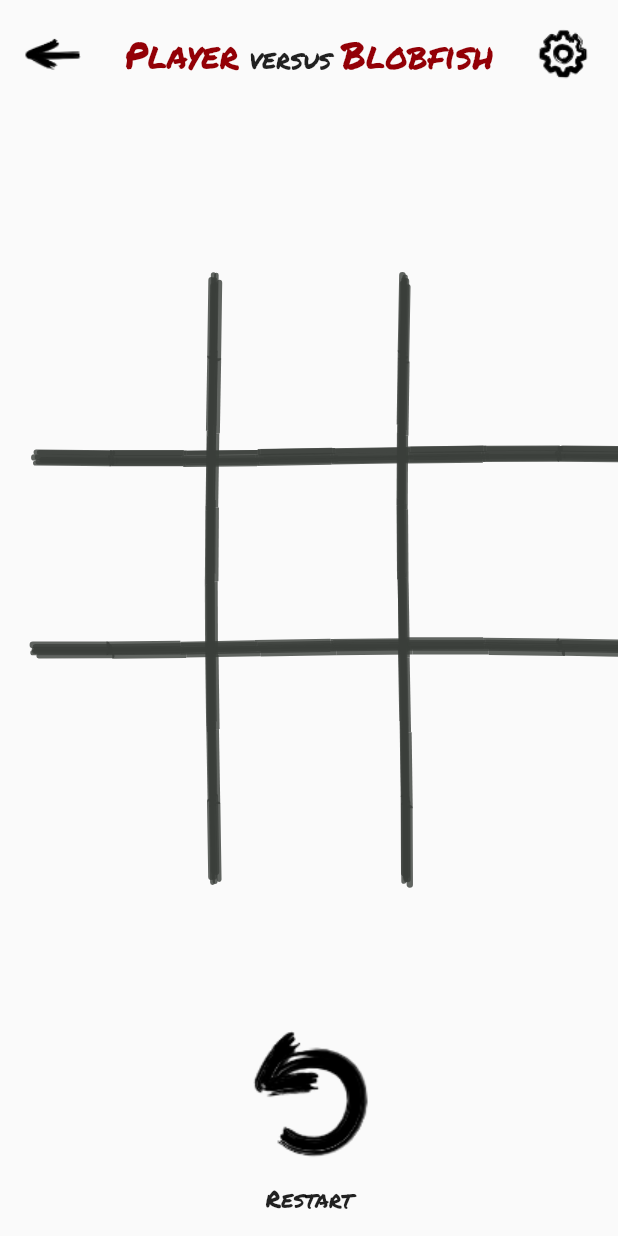
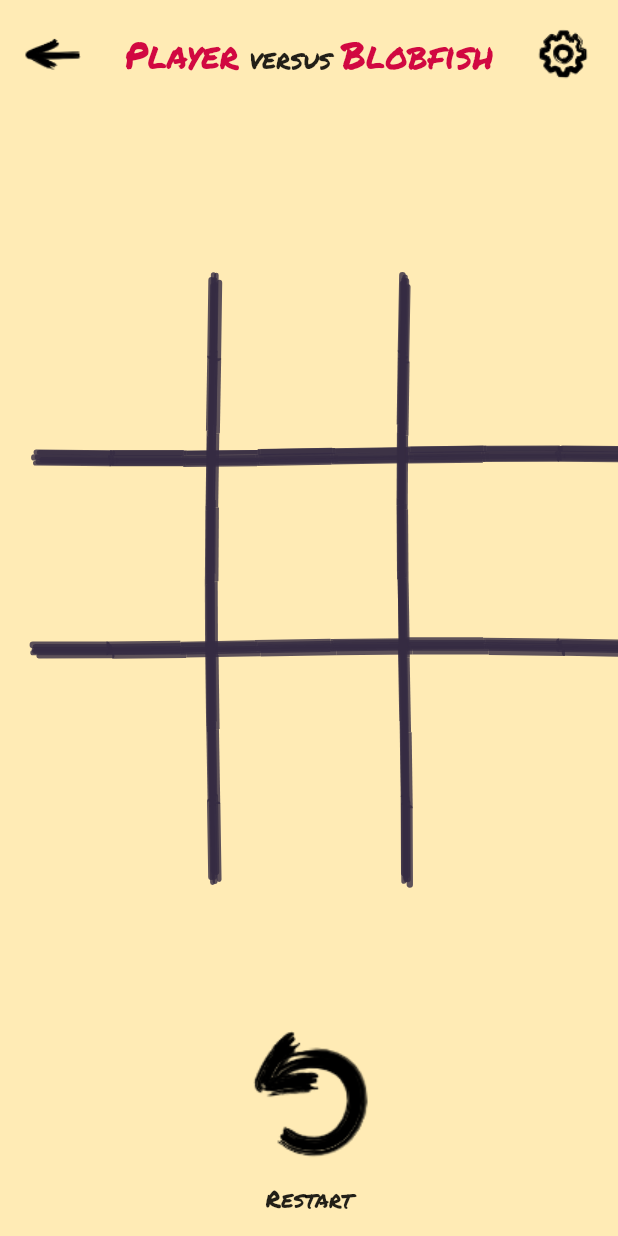
Before and after one commit to filiph/tictactoe, a Flutter app: the PlaySessionScreen screen opened directly with sample values from the repository, on a phone screen of 412 x 824 dp. Run offline on Flutter 3.47's test engine with Material 2 defaults, Android fonts, the phone set to English and light mode, and no system bars; our stand-ins replace audioplayers, go_router, google_mobile_ads, in_app_purchase, shared_preferences; missing offline and left inert: games_services; accounts and stored records are empty; network calls fail.

Commit message:
Use more fun color palette

```diff
--- a/lib/src/level_selection/level_selection_screen.dart
+++ b/lib/src/level_selection/level_selection_screen.dart
@@ -6,7 +6,6 @@ import 'package:tictactoe/src/level_selection/levels.dart';
 import 'package:tictactoe/src/style/palette.dart';
 import 'package:tictactoe/src/style/responsive_screen.dart';
 import 'package:tictactoe/src/style/rough/button.dart';
-import 'package:tictactoe/src/style/warning_banner.dart';
 
 class LevelSelectionScreen extends StatelessWidget {
   const LevelSelectionScreen({Key? key}) : super(key: key);
@@ -17,10 +16,8 @@ class LevelSelectionScreen extends StatelessWidget {
     final palette = context.watch<Palette>();
 
     return Scaffold(
+      backgroundColor: palette.backgroundLevelSelection,
       body: ResponsiveScreen(
-        topMessageArea: Center(
-          child: WarningBanner('Only the first 3~5 levels really work.'),
-        ),
         squarishMainArea: SingleChildScrollView(
           child: Wrap(
             alignment: WrapAlignment.center,
--- a/lib/src/main_menu/main_menu_screen.dart
+++ b/lib/src/main_menu/main_menu_screen.dart
@@ -18,7 +18,7 @@ class MainMenuScreen extends StatelessWidget {
     final palette = context.watch<Palette>();
 
     return Scaffold(
-      backgroundColor: palette.background,
+      backgroundColor: palette.backgroundMain,
       body: ResponsiveScreen(
         mainAreaProminence: 0.45,
         squarishMainArea: Center(
--- a/lib/src/play_session/play_session_screen.dart
+++ b/lib/src/play_session/play_session_screen.dart
@@ -64,6 +64,7 @@ class _PlaySessionScreenState extends State<PlaySessionScreen> {
       child: IgnorePointer(
         ignoring: _duringCelebration,
         child: Scaffold(
+          backgroundColor: palette.backgroundPlaySession,
           body: Stack(
             children: [
               Builder(builder: (context) {
--- a/lib/src/settings/settings_screen.dart
+++ b/lib/src/settings/settings_screen.dart
@@ -5,6 +5,7 @@ import 'package:tictactoe/flavors.dart';
 import 'package:tictactoe/src/achievements/player_progress.dart';
 import 'package:tictactoe/src/in_app_purchase/in_app_purchase.dart';
 import 'package:tictactoe/src/settings/settings.dart';
+import 'package:tictactoe/src/style/palette.dart';
 import 'package:tictactoe/src/style/responsive_screen.dart';
 import 'package:tictactoe/src/style/rough/button.dart';
 
@@ -16,8 +17,10 @@ class SettingsScreen extends StatelessWidget {
   @override
   Widget build(BuildContext context) {
     final settings = context.watch<Settings>();
+    final palette = context.watch<Palette>();
 
     return Scaffold(
+      backgroundColor: palette.backgroundSettings,
       body: ResponsiveScreen(
         squarishMainArea: ListView(
           children: [
--- a/lib/src/style/ink_transition.dart
+++ b/lib/src/style/ink_transition.dart
@@ -2,40 +2,34 @@ import 'package:flutter/cupertino.dart';
 import 'package:flutter/material.dart';
 import 'package:go_router/go_router.dart';
 import 'package:logging/logging.dart';
-import 'package:provider/provider.dart';
-import 'package:tictactoe/src/style/palette.dart';
 import 'package:tictactoe/src/style/sprite.dart';
 
-class InkTransitionPage<T> extends CustomTransitionPage<T> {
-  const InkTransitionPage({
+CustomTransitionPage<T> buildTransition<T>({
   required Widget child,
+  required Color color,
+  bool flipHorizontally = false,
   String? name,
   Object? arguments,
   String? restorationId,
   LocalKey? key,
-  }) : super(
+}) {
+  return CustomTransitionPage<T>(
     child: child,
-          transitionsBuilder: _inkTransition,
+    transitionsBuilder: (BuildContext context, Animation<double> animation,
+        Animation<double> secondaryAnimation, Widget child) {
+      return _InkReveal(
+        animation: animation,
+        color: color,
+        child: child,
+        flipHorizontally: flipHorizontally,
+      );
+    },
     key: key,
     name: name,
     arguments: arguments,
     restorationId: restorationId,
     transitionDuration: const Duration(milliseconds: 700),
   );
-
-  static Widget _inkTransition(
-      BuildContext context,
-      Animation<double> animation,
-      Animation<double> secondaryAnimation,
-      Widget child) {
-    final palette = context.watch<Palette>();
-
-    return _InkReveal(
-      animation: animation,
-      color: palette.background,
-      child: child,
-    );
-  }
 }
 
 class _InkReveal extends StatefulWidget {
@@ -45,10 +39,13 @@ class _InkReveal extends StatefulWidget {
 
   final Color color;
 
+  final bool flipHorizontally;
+
   const _InkReveal({
     required this.child,
     required this.animation,
     required this.color,
+    this.flipHorizontally = false,
     Key? key,
   }) : super(key: key);
 
@@ -95,6 +92,7 @@ class _InkRevealState extends State<_InkReveal> {
           frameCount: 5,
           animation: widget.animation,
           color: widget.color,
+          flipHorizontally: widget.flipHorizontally,
         ),
         Visibility(
           visible: _finished,
--- a/lib/src/style/palette.dart
+++ b/lib/src/style/palette.dart
@@ -1,13 +1,16 @@
 import 'package:flutter/material.dart';
 
-/// Colors taken from this picture of some writing on a piece of paper:
-/// https://www.gouletpens.com/products/leuchtturm1917-some-lines-a-day-a5-notebook-nordic-blue
+/// Colors taken from this fun palette:
+/// https://lospec.com/palette-list/crayola84
 class Palette {
-  final light = const Color(0xffd8f0fc);
-  final pen = const Color(0xff0b8fe4);
-  final darkPen = const Color(0xFF020887);
-  final redPen = const Color(0xFF930006);
-  final inkFullOpacity = const Color(0xff3a3e3a);
-  final ink = const Color(0xee1a1e1a);
-  final background = const Color(0xfff2f5f1);
+  final pen = const Color(0xff1d75fb);
+  final darkPen = const Color(0xFF0050bc);
+  final redPen = const Color(0xFFd10841);
+  final inkFullOpacity = const Color(0xff352b42);
+  final ink = const Color(0xee352b42);
+  final backgroundMain = const Color(0xffffffd1);
+  final backgroundLevelSelection = const Color(0xffa2dcc7);
+  final backgroundPlaySession = const Color(0xffffebb5);
+  final background4 = const Color(0xffffd7ff);
+  final backgroundSettings = const Color(0xffbfc8e3);
 }
--- a/lib/src/style/rough/button.dart
+++ b/lib/src/style/rough/button.dart
@@ -44,7 +44,7 @@ class RoughButton extends StatelessWidget {
             style: TextStyle(
               fontFamily: 'Permanent Marker',
               fontSize: 32,
-              color: onTap != null ? palette.background : palette.ink,
+              color: onTap != null ? palette.backgroundMain : palette.ink,
             ),
             child: child,
           ),
--- a/lib/src/style/warning_banner.dart
+++ b/lib/src/style/warning_banner.dart
@@ -17,7 +17,7 @@ class WarningBanner extends StatelessWidget {
         padding: const EdgeInsets.all(8.0),
         child: Text(
           message,
-          style: TextStyle(color: palette.background),
+          style: TextStyle(color: palette.backgroundMain),
           textAlign: TextAlign.center,
         ),
       ),
--- a/lib/src/win_game/win_game_screen.dart
+++ b/lib/src/win_game/win_game_screen.dart
@@ -7,6 +7,7 @@ import 'package:tictactoe/src/achievements/score.dart';
 import 'package:tictactoe/src/ads/banner_ad.dart';
 import 'package:tictactoe/src/ads/preloaded_banner_ad.dart';
 import 'package:tictactoe/src/in_app_purchase/in_app_purchase.dart';
+import 'package:tictactoe/src/style/palette.dart';
 import 'package:tictactoe/src/style/responsive_screen.dart';
 import 'package:tictactoe/src/style/rough/button.dart';
 
@@ -25,10 +26,12 @@ class WinGameScreen extends StatelessWidget {
   Widget build(BuildContext context) {
     final adsRemoved =
         context.watch<InAppPurchaseNotifier?>()?.adRemoval.active ?? false;
+    final palette = context.watch<Palette>();
 
     const gap = SizedBox(height: 10);
 
     return Scaffold(
+      backgroundColor: palette.backgroundPlaySession,
       body: ResponsiveScreen(
         squarishMainArea: Column(
           mainAxisAlignment: MainAxisAlignment.center,
```
Also changed, not shown: lib/main.dart (+13 -6 lines), lib/src/style/sprite.dart (+16 -2 lines). Lines whose indentation alone changed are shown as unchanged.
